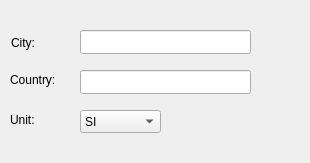
Old version of the form contents/ui/configForm.ui in the repository rangalo/plasma_pyweather.
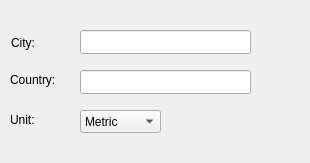
New version of the form.

Commit message: Changed the names of the units from SI to Metric and US to Imperial

Diff of the .ui file:
```diff
--- a/contents/ui/configForm.ui
+++ b/contents/ui/configForm.ui
@@ -83,7 +83,7 @@
    </property>
    <item>
     <property name="text">
-     <string>SI</string>
+     <string>Metric</string>
     </property>
    </item>
    <item>
```
Left out of the diff: 2 changed lines with no effect on the pictures. The commit also changes 7 other files.
